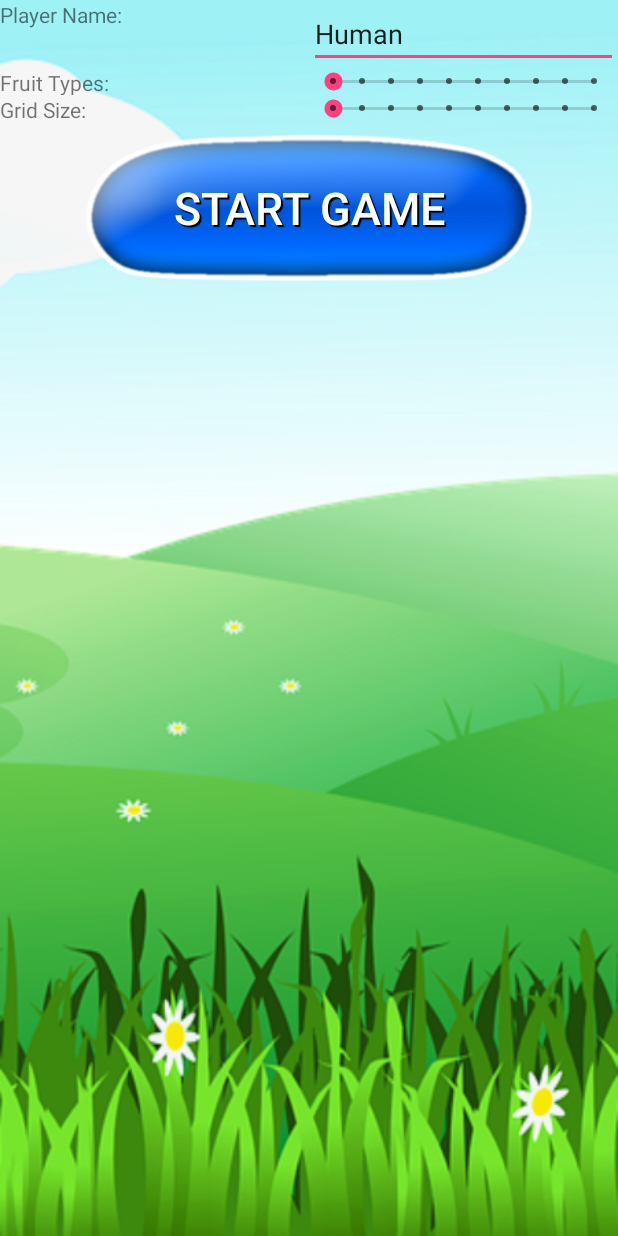
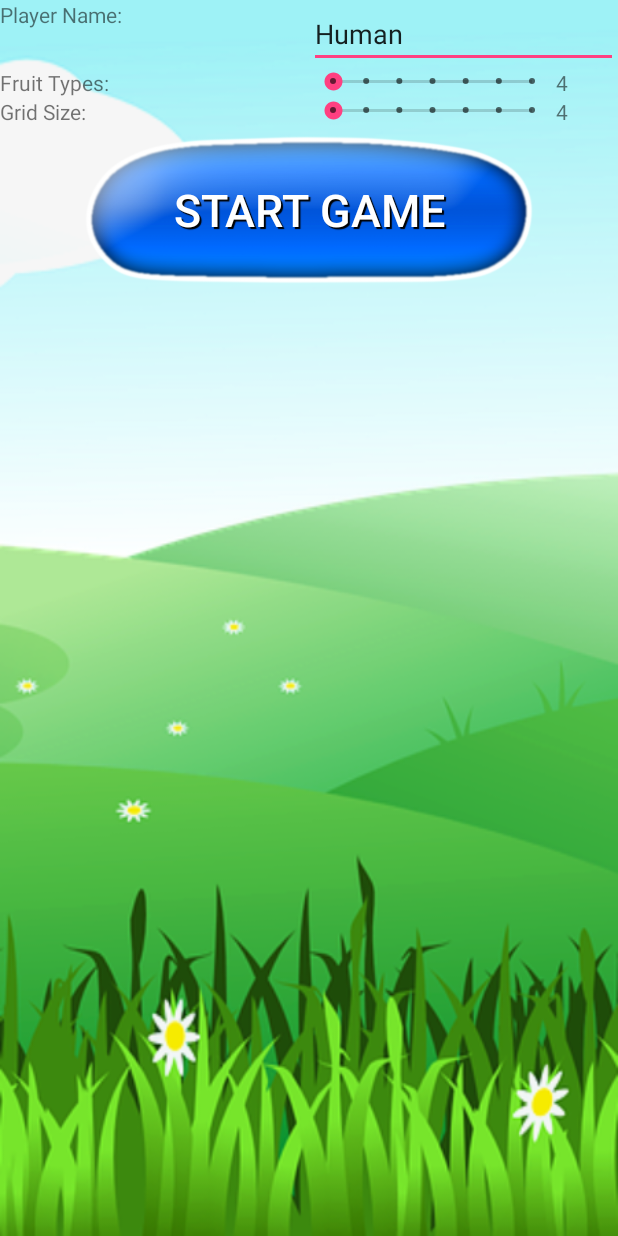
Before and after one commit to RohitSahasrabuddhe/MinMaxAgent, an Android app: the SettingsActivity screen opened directly, with no data from a screen before it, on a phone screen of 412 x 824 dp. Run offline under Robolectric (Android 15) with nearby library versions, the phone set to English and light mode, and no system bars.

Commit message:
SeekBar working added textViews to indicate seekbar values

```diff
--- a/app/src/main/java/com/example/android/minmaxagent/SettingsActivity.java
+++ b/app/src/main/java/com/example/android/minmaxagent/SettingsActivity.java
@@ -7,6 +7,7 @@ import android.view.View;
 import android.widget.Button;
 import android.widget.EditText;
 import android.widget.SeekBar;
+import android.widget.TextView;
 import android.widget.Toast;
 
 public class SettingsActivity extends AppCompatActivity {
@@ -14,6 +15,7 @@ public class SettingsActivity extends AppCompatActivity {
     // TODO (7) Persistent preferences - next new game has these default settings
 
     EditText valuePlayerName;
+    TextView tvFruitTypeProgressIndicator, tvGridSizeProgressIndicator;
     SeekBar valueFruitTypes, valueGridSize;
     private int fruitTypeProgress, gridSizeProgress;
 
@@ -25,13 +27,17 @@ public class SettingsActivity extends AppCompatActivity {
         valuePlayerName = findViewById(R.id.valueUserName);
 
         valueFruitTypes = findViewById(R.id.valueFruitType);
+        tvFruitTypeProgressIndicator = findViewById(R.id.fruitTypeValueIndicator);
+
         valueFruitTypes.setProgress(0);
-        valueFruitTypes.setMax(9);
+        valueFruitTypes.setMax(6);
 
         valueFruitTypes.setOnSeekBarChangeListener(new SeekBar.OnSeekBarChangeListener() {
             @Override
             public void onProgressChanged(SeekBar seekBar, int progressValue, boolean b) {
-                fruitTypeProgress = progressValue;
+                int indicatorValue = progressValue + 4;
+                tvFruitTypeProgressIndicator.setText(""+indicatorValue);
+                fruitTypeProgress = indicatorValue;;
             }
 
             @Override
@@ -46,13 +52,17 @@ public class SettingsActivity extends AppCompatActivity {
         });
 
         valueGridSize = findViewById(R.id.valueGridSize);
+        tvGridSizeProgressIndicator = findViewById(R.id.gridSizeValueIndicator);
+
         valueGridSize.setProgress(0);
-        valueGridSize.setMax(9);
+        valueGridSize.setMax(6);
 
         valueGridSize.setOnSeekBarChangeListener(new SeekBar.OnSeekBarChangeListener() {
             @Override
             public void onProgressChanged(SeekBar seekBar, int progressValue, boolean b) {
-                gridSizeProgress = progressValue;
+                int indicatorValue = progressValue + 4;
+                tvGridSizeProgressIndicator.setText(""+indicatorValue);
+                gridSizeProgress = indicatorValue;
             }
 
             @Override
--- a/app/src/main/res/layout/activity_settings.xml
+++ b/app/src/main/res/layout/activity_settings.xml
@@ -44,13 +44,28 @@
             android:layout_weight="1"
             android:text="Fruit Types:" />
 
+        <LinearLayout
+            android:layout_width="0dp"
+            android:layout_height="match_parent"
+            android:layout_weight="1"
+            android:orientation="horizontal">
+
+
             <SeekBar
                 android:id="@+id/valueFruitType"
                 style="@style/Widget.AppCompat.SeekBar.Discrete"
                 android:layout_width="0dp"
                 android:layout_height="wrap_content"
+                android:layout_weight="4"
+                />
+            <TextView
+                android:id="@+id/fruitTypeValueIndicator"
+                android:layout_width="0dp"
+                android:layout_height="wrap_content"
                 android:layout_weight="1"
-            />
+                android:text="4" />
+        </LinearLayout>
+
     </LinearLayout>
 
     <LinearLayout
@@ -61,18 +76,35 @@
         <TextView
             android:id="@+id/gridSize"
             android:layout_width="0dp"
-            android:layout_height="wrap_content"
+            android:layout_height="match_parent"
             android:layout_weight="1"
             android:text="Grid Size:" />
+
+        <LinearLayout
+            android:layout_width="0dp"
+            android:layout_height="match_parent"
+            android:layout_weight="1"
+            android:orientation="horizontal">
+
 
             <SeekBar
                 android:id="@+id/valueGridSize"
                 style="@style/Widget.AppCompat.SeekBar.Discrete"
                 android:layout_width="0dp"
                 android:layout_height="wrap_content"
+                android:layout_weight="4"
+                />
+            <TextView
+                android:id="@+id/gridSizeValueIndicator"
+                android:layout_width="0dp"
+                android:layout_height="wrap_content"
                 android:layout_weight="1"
-            />
+                android:text="4" />
         </LinearLayout>
+
+    </LinearLayout>
+
+
 
     <FrameLayout
         android:layout_width="match_parent"
```
Lines whose indentation alone changed are shown as unchanged.
